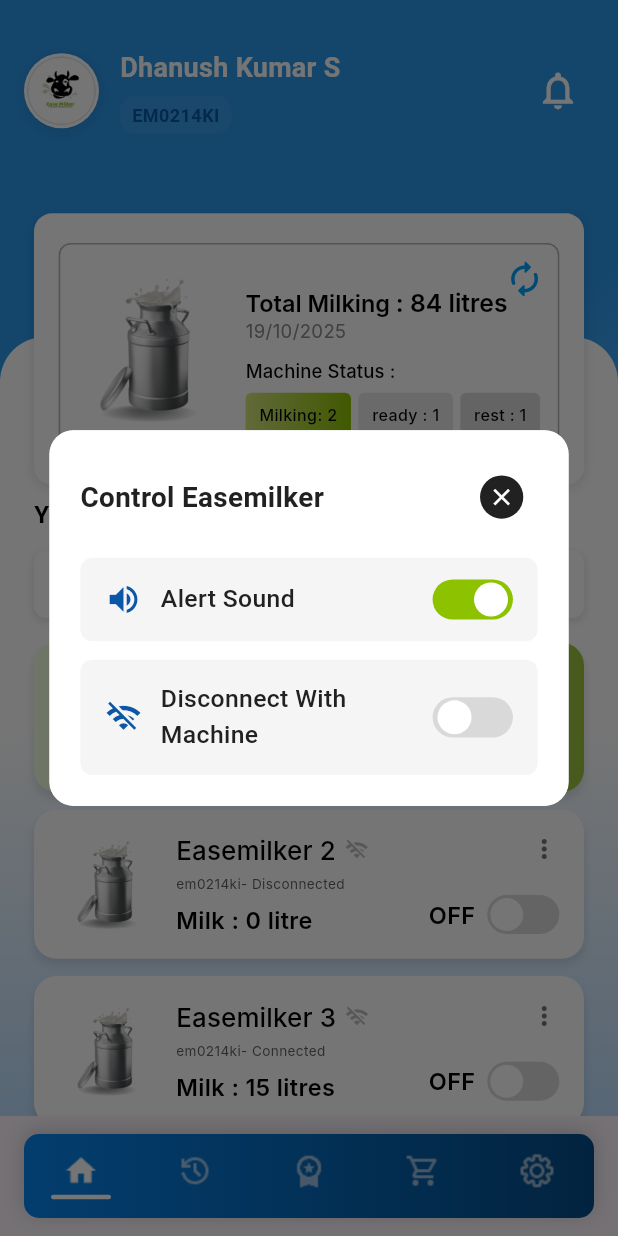
After one commit to Raghul799/EaseMilker-App, a Flutter app: the HomePage screen opened directly, after a tap on the "more vert" icon, on a phone screen of 412 x 824 dp. The commit adds this screen. Run offline on Flutter 3.47's test engine with Material 3 defaults, Android fonts, the phone set to English and light mode, and no system bars; our stand-ins replace shared_preferences; accounts and stored records are empty; Roboto replaces fonts that are missing (Inter, Poppins).

Commit message:
new home page popup notification

```diff
--- /dev/null
+++ b/lib/Home page/control_easemilker_dialog.dart
@@ -0,0 +1,212 @@
+import 'package:flutter/material.dart';
+
+/// ControlEasemilkerDialog - popup dialog for controlling Easemilker settings
+class ControlEasemilkerDialog extends StatefulWidget {
+  final bool initialAlertSound;
+  final bool initialDisconnect;
+  final Function(bool) onAlertSoundChanged;
+  final Function(bool) onDisconnectChanged;
+
+  const ControlEasemilkerDialog({
+    super.key,
+    required this.initialAlertSound,
+    required this.initialDisconnect,
+    required this.onAlertSoundChanged,
+    required this.onDisconnectChanged,
+  });
+
+  @override
+  State<ControlEasemilkerDialog> createState() => _ControlEasemilkerDialogState();
+}
+
+class _ControlEasemilkerDialogState extends State<ControlEasemilkerDialog> {
+  late bool alertSoundEnabled;
+  late bool disconnectEnabled;
+
+  @override
+  void initState() {
+    super.initState();
+    alertSoundEnabled = widget.initialAlertSound;
+    disconnectEnabled = widget.initialDisconnect;
+  }
+
+  @override
+  Widget build(BuildContext context) {
+    final size = MediaQuery.of(context).size;
+    final screenWidth = size.width;
+
+    return Dialog(
+      shape: RoundedRectangleBorder(borderRadius: BorderRadius.circular(16)),
+      insetPadding: EdgeInsets.symmetric(horizontal: screenWidth * 0.08),
+      child: Container(
+        padding: EdgeInsets.symmetric(
+          horizontal: screenWidth * 0.05,
+          vertical: screenWidth * 0.05,
+        ),
+        decoration: BoxDecoration(
+          color: Colors.white,
+          borderRadius: BorderRadius.circular(16),
+        ),
+        child: Column(
+          mainAxisSize: MainAxisSize.min,
+          children: [
+            // Header with title and close button
+            Row(
+              mainAxisAlignment: MainAxisAlignment.spaceBetween,
+              children: [
+                Text(
+                  'Control Easemilker',
+                  style: TextStyle(
+                    fontSize: screenWidth * 0.045,
+                    fontFamily: 'Poppins',
+                    fontWeight: FontWeight.w600,
+                    color: const Color(0xFF212121),
+                  ),
+                ),
+                IconButton(
+                  onPressed: () {
+                    Navigator.pop(context);
+                  },
+                  padding: EdgeInsets.zero,
+                  constraints: const BoxConstraints(),
+                  icon: Container(
+                    width: screenWidth * 0.07,
+                    height: screenWidth * 0.07,
+                    decoration: const BoxDecoration(
+                      color: Color(0xFF212121),
+                      shape: BoxShape.circle,
+                    ),
+                    child: Icon(
+                      Icons.close,
+                      color: Colors.white,
+                      size: screenWidth * 0.045,
+                    ),
+                  ),
+                ),
+              ],
+            ),
+
+            SizedBox(height: screenWidth * 0.04),
+
+            // Alert Sound Toggle
+            _buildToggleRow(
+              icon: Icons.volume_up,
+              label: 'Alert Sound',
+              value: alertSoundEnabled,
+              onChanged: (value) {
+                setState(() {
+                  alertSoundEnabled = value;
+                });
+                widget.onAlertSoundChanged(value);
+              },
+              screenWidth: screenWidth,
+            ),
+
+            SizedBox(height: screenWidth * 0.03),
+
+            // Disconnect With Machine Toggle
+            _buildToggleRow(
+              icon: Icons.wifi_off,
+              label: 'Disconnect With Machine',
+              value: disconnectEnabled,
+              onChanged: (value) {
+                setState(() {
+                  disconnectEnabled = value;
+                });
+                widget.onDisconnectChanged(value);
+              },
+              screenWidth: screenWidth,
+            ),
+          ],
+        ),
+      ),
+    );
+  }
+
+  Widget _buildToggleRow({
+    required IconData icon,
+    required String label,
+    required bool value,
+    required Function(bool) onChanged,
+    required double screenWidth,
+  }) {
+    return Container(
+      padding: EdgeInsets.symmetric(
+        horizontal: screenWidth * 0.04,
+        vertical: screenWidth * 0.035,
+      ),
+      decoration: BoxDecoration(
+        color: const Color(0xFFF5F5F5),
+        borderRadius: BorderRadius.circular(8),
+      ),
+      child: Row(
+        children: [
+          Icon(
+            icon,
+            color: const Color(0xFF0B57A7),
+            size: screenWidth * 0.06,
+          ),
+          SizedBox(width: screenWidth * 0.03),
+          Expanded(
+            child: Text(
+              label,
+              style: TextStyle(
+                fontSize: screenWidth * 0.04,
+                fontFamily: 'Poppins',
+                fontWeight: FontWeight.w500,
+                color: const Color(0xFF212121),
+              ),
+            ),
+          ),
+          // Custom toggle switch
+          GestureDetector(
+            onTap: () => onChanged(!value),
+            child: Container(
+              width: screenWidth * 0.13,
+              height: screenWidth * 0.065,
+              decoration: BoxDecoration(
+                borderRadius: BorderRadius.circular(20),
+                color: value ? const Color(0xFF8DC201) : const Color(0xFFD9D9D9),
+              ),
+              child: AnimatedAlign(
+                duration: const Duration(milliseconds: 200),
+                alignment: value ? Alignment.centerRight : Alignment.centerLeft,
+                child: Container(
+                  width: screenWidth * 0.055,
+                  height: screenWidth * 0.055,
+                  margin: EdgeInsets.symmetric(horizontal: screenWidth * 0.008),
+                  decoration: const BoxDecoration(
+                    shape: BoxShape.circle,
+                    color: Colors.white,
+                  ),
+                ),
+              ),
+            ),
+          ),
+        ],
+      ),
+    );
+  }
+}
+
+/// Function to show the control easemilker dialog
+Future<void> showControlEasemilkerDialog(
+  BuildContext context, {
+  required bool currentAlertSound,
+  required bool currentDisconnect,
+  required Function(bool) onAlertSoundChanged,
+  required Function(bool) onDisconnectChanged,
+}) {
+  return showDialog(
+    context: context,
+    barrierDismissible: true,
+    builder: (BuildContext context) {
+      return ControlEasemilkerDialog(
+        initialAlertSound: currentAlertSound,
+        initialDisconnect: currentDisconnect,
+        onAlertSoundChanged: onAlertSoundChanged,
+        onDisconnectChanged: onDisconnectChanged,
+      );
+    },
+  );
+}
--- a/lib/Home page/home_page.dart
+++ b/lib/Home page/home_page.dart
@@ -5,6 +5,7 @@ import '../Shop page/shop_page.dart';
 import '../Settings page/settings_page.dart';
 import '../Premium page/premium_page.dart';
 import '../widgets/top_header.dart';
+import 'control_easemilker_dialog.dart';
 
 class HomePage extends StatefulWidget {
   final int initialIndex;
@@ -22,6 +23,19 @@ class _HomePageState extends State<HomePage> {
   // Machine states
   final Map<String, bool> _machineStates = {
     'Easemilker 1': true,
+    'Easemilker 2 (1)': false,
+    'Easemilker 2 (2)': false,
+  };
+
+  // Alert sound and disconnect states for each machine
+  final Map<String, bool> _alertSoundStates = {
+    'Easemilker 1': true,
+    'Easemilker 2 (1)': true,
+    'Easemilker 2 (2)': true,
+  };
+
+  final Map<String, bool> _disconnectStates = {
+    'Easemilker 1': false,
     'Easemilker 2 (1)': false,
     'Easemilker 2 (2)': false,
   };
@@ -54,6 +68,24 @@ class _HomePageState extends State<HomePage> {
     setState(() {
       _machineStates[machineName] = !(_machineStates[machineName] ?? false);
     });
+  }
+
+  void _showControlDialog(String machineName) {
+    showControlEasemilkerDialog(
+      context,
+      currentAlertSound: _alertSoundStates[machineName] ?? true,
+      currentDisconnect: _disconnectStates[machineName] ?? false,
+      onAlertSoundChanged: (value) {
+        setState(() {
+          _alertSoundStates[machineName] = value;
+        });
+      },
+      onDisconnectChanged: (value) {
+        setState(() {
+          _disconnectStates[machineName] = value;
+        });
+      },
+    );
   }
 
   @override
@@ -216,6 +248,7 @@ class _HomePageState extends State<HomePage> {
                                     'em0214ki- Connected',
                                     'Milk : 15 litres',
                                     _machineStates['Easemilker 1'] ?? true,
+                                    'Easemilker 1',
                                   ),
 
                                   SizedBox(height: screenHeight * 0.014),
@@ -227,6 +260,7 @@ class _HomePageState extends State<HomePage> {
                                     'em0214ki- Disconnected',
                                     'Milk : 0 litre',
                                     _machineStates['Easemilker 2 (1)'] ?? false,
+                                    'Easemilker 2 (1)',
                                   ),
 
                                   SizedBox(height: screenHeight * 0.014),
@@ -238,6 +272,7 @@ class _HomePageState extends State<HomePage> {
                                     'em0214ki- Connected',
                                     'Milk : 15 litres',
                                     _machineStates['Easemilker 2 (2)'] ?? false,
+                                    'Easemilker 2 (2)',
                                   ),
 
                                   // Bottom padding for navbar
@@ -489,10 +524,8 @@ class _HomePageState extends State<HomePage> {
     String subtitle,
     String milkText,
     bool isOn,
+    String machineName,
   ) {
-    String machineName = title == 'Easemilker 1'
-        ? 'Easemilker 1'
-        : (subtitle.contains('Disconnected') ? 'Easemilker 2 (1)' : 'Easemilker 2 (2)');
 
     return Container(
       width: double.infinity,
@@ -601,10 +634,13 @@ class _HomePageState extends State<HomePage> {
               mainAxisAlignment: MainAxisAlignment.spaceBetween,
               crossAxisAlignment: CrossAxisAlignment.end,
               children: [
-                Icon(
-                  Icons.more_vert,
-                  size: 20,
-                  color: Colors.grey[600],
+                GestureDetector(
+                  onTap: () => _showControlDialog(machineName),
+                  child: Icon(
+                    Icons.more_vert,
+                    size: 20,
+                    color: Colors.grey[600],
+                  ),
                 ),
                 SizedBox(height: screenHeight * 0.025),
                 Row(
```
